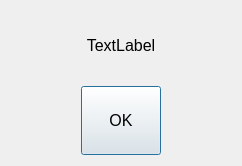
This is src/messaggiodlg.ui in mtonin/gestcassa as Qt 5 draws it before an edit. The edited form follows.
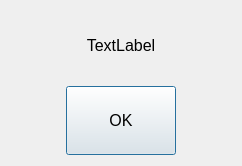
This is the edited form.

Commit message: - corretto test su gestione pixmap di intestazione/fondo - corretto dimensione pulsante su dialog messaggi - corretto gestione eventi su dettagli reparto e articolo

```diff
--- a/src/messaggiodlg.ui
+++ b/src/messaggiodlg.ui
@@ -35,12 +35,18 @@
     </widget>
    </item>
    <item>
-    <layout class="QHBoxLayout" name="horizontalLayout">
+    <layout class="QHBoxLayout" name="horizontalLayout" stretch="1,2,1">
+     <property name="spacing">
+      <number>0</number>
+     </property>
      <item>
       <spacer name="horizontalSpacer">
        <property name="orientation">
         <enum>Qt::Horizontal</enum>
        </property>
+       <property name="sizeType">
+        <enum>QSizePolicy::Minimum</enum>
+       </property>
        <property name="sizeHint" stdset="0">
         <size>
          <width>0</width>
@@ -74,6 +80,9 @@
        <property name="orientation">
         <enum>Qt::Horizontal</enum>
        </property>
+       <property name="sizeType">
+        <enum>QSizePolicy::Minimum</enum>
+       </property>
        <property name="sizeHint" stdset="0">
         <size>
          <width>0</width>
```
The commit also changes 5 other files.
